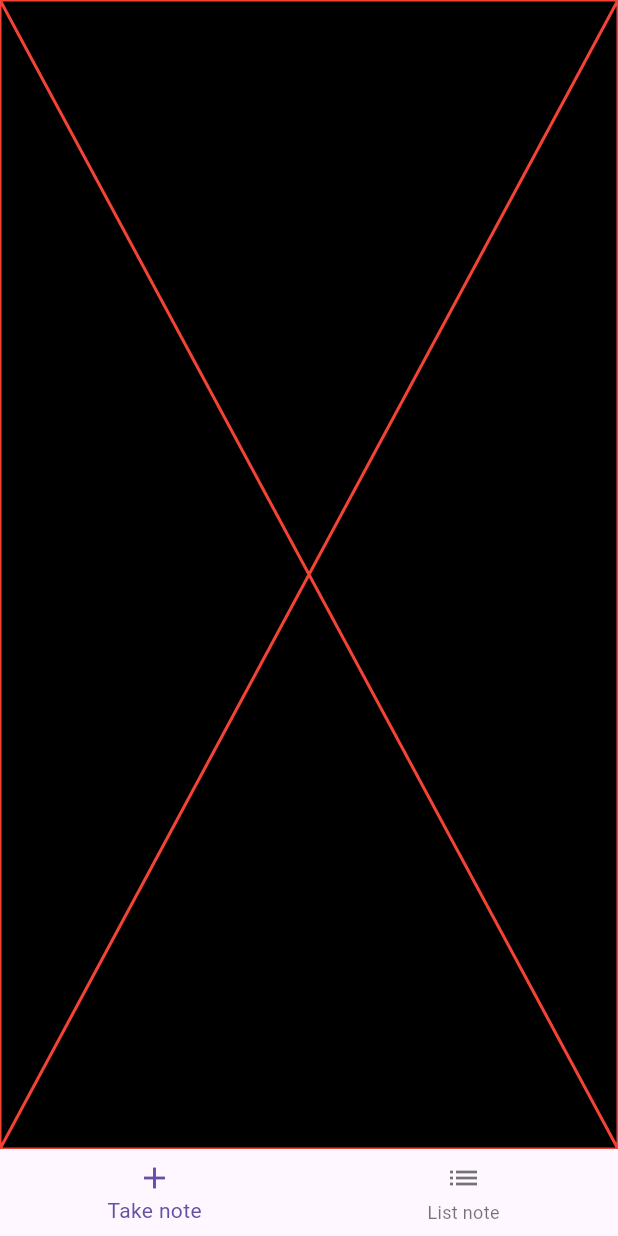
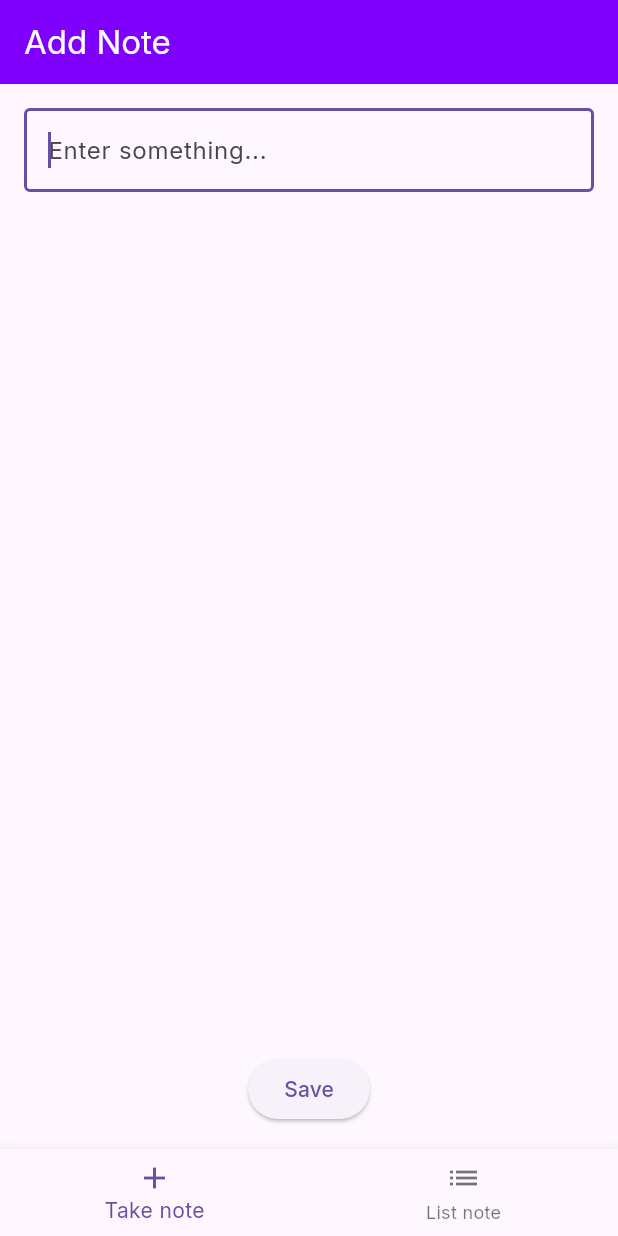
Before and after one commit to NguyenThanhTan1209/flash_note, a Flutter app: the screen it shows after launch, on a phone screen of 412 x 824 dp. Run offline on Flutter 3.47's test engine with Material 3 defaults, Android fonts, the phone set to English and light mode, and no system bars; our stand-ins replace google_fonts.

Commit message:
feat: Create Add Note UI

```diff
--- a/analysis_options.yaml
+++ b/analysis_options.yaml
@@ -186,7 +186,7 @@ linter:
     - provide_deprecation_message
     # - public_member_api_docs # enabled on a case-by-case basis; see e.g. packages/analysis_options.yaml
     - recursive_getters
-    # - require_trailing_commas # would be nice, but requires a lot of manual work: 10,000+ code locations would need to be reformatted by hand after bulk fix is applied
+    - require_trailing_commas # would be nice, but requires a lot of manual work: 10,000+ code locations would need to be reformatted by hand after bulk fix is applied
     - secure_pubspec_urls
     - sized_box_for_whitespace
     - sized_box_shrink_expand
--- a/lib/main.dart
+++ b/lib/main.dart
@@ -1,6 +1,8 @@
-import 'package:flash_note/screens/list_screen.dart';
-import 'package:flash_note/screens/note_screen.dart';
 import 'package:flutter/material.dart';
+import 'package:google_fonts/google_fonts.dart';
+
+import 'view/screens/list_screen.dart';
+import 'view/screens/note_screen.dart';
 
 void main() {
   runApp(const MyApp());
@@ -16,7 +18,7 @@ class MyApp extends StatelessWidget {
       theme: ThemeData(
         primaryColor: const Color(0xff7F00FF),
         secondaryHeaderColor: const Color(0xfffff000),
-        scaffoldBackgroundColor: Colors.black,
+        textTheme: GoogleFonts.interTextTheme(),
       ),
       home: const HomePage(),
     );
@@ -32,21 +34,31 @@ class HomePage extends StatefulWidget {
 
 class _HomePageState extends State<HomePage> {
   int _currentIndex = 0;
-  final List<Widget> _body = [const NoteScreen(), const ListScreen()];
-  final List<BottomNavigationBarItem> _bottomNavigationBarItems = [
-    const BottomNavigationBarItem(icon: Icon(Icons.add),label: 'Take note'),
-    const BottomNavigationBarItem(icon: Icon(Icons.list),label: 'List note',),
+  final List<Widget> _body = <Widget>[const NoteScreen(), const ListScreen()];
+  final List<BottomNavigationBarItem> _bottomNavigationBarItems =
+      <BottomNavigationBarItem>[
+    const BottomNavigationBarItem(
+      icon: Icon(Icons.add),
+      label: 'Take note',
+    ),
+    const BottomNavigationBarItem(
+      icon: Icon(Icons.list),
+      label: 'List note',
+    ),
   ];
 
   @override
   Widget build(BuildContext context) {
     return Scaffold(
       body: _body[_currentIndex],
-      bottomNavigationBar: BottomNavigationBar(items: _bottomNavigationBarItems, currentIndex: _currentIndex, onTap: (value) {
-        setState(() {
-          _currentIndex = value;
-        });
-      },
+      bottomNavigationBar: BottomNavigationBar(
+        items: _bottomNavigationBarItems,
+        currentIndex: _currentIndex,
+        onTap: (int value) {
+          setState(() {
+            _currentIndex = value;
+          });
+        },
       ),
     );
   }
--- a/lib/screens/note_screen.dart
+++ /dev/null
@@ -1,15 +0,0 @@
-import 'package:flutter/material.dart';
-
-class NoteScreen extends StatefulWidget {
-  const NoteScreen({super.key});
-
-  @override
-  State<NoteScreen> createState() => _NoteScreenState();
-}
-
-class _NoteScreenState extends State<NoteScreen> {
-  @override
-  Widget build(BuildContext context) {
-    return const Placeholder(color: Colors.red,);
-  }
-}
--- /dev/null
+++ b/lib/view/screens/note_screen.dart
@@ -0,0 +1,57 @@
+import 'dart:developer';
+
+import 'package:flutter/material.dart';
+
+import '../utils/color_contants.dart';
+import '../utils/number_contants.dart';
+import '../utils/string_contants.dart';
+
+class NoteScreen extends StatefulWidget {
+  const NoteScreen({super.key});
+
+  @override
+  State<NoteScreen> createState() => _NoteScreenState();
+}
+
+class _NoteScreenState extends State<NoteScreen> {
+  final TextEditingController _noteEditingController = TextEditingController();
+
+  @override
+  Widget build(BuildContext context) {
+    return Scaffold(
+      appBar: AppBar(
+        title: const Text(StringContants.appBarAddNoteTitle),
+        backgroundColor: ColorContants.mainColor,
+        foregroundColor: ColorContants.whiteColor,
+      ),
+      body: SafeArea(
+        child: Padding(
+          padding: const EdgeInsets.all(NumberContants.padding16),
+          child: Column(
+            children: <Widget>[
+              Expanded(
+                child: TextField(
+                  autofocus: true,
+                  controller: _noteEditingController,
+                  maxLines: null,
+                  keyboardType: TextInputType.multiline,
+                  decoration: const InputDecoration(
+                    border: OutlineInputBorder(),
+                    hintText: StringContants.addNoteHintText,
+                  ),
+                ),
+              ),
+              const SizedBox(height: NumberContants.height16),
+              ElevatedButton(
+                onPressed: () {
+                  log('save ${_noteEditingController.text}');
+                },
+                child: const Text(StringContants.saveNoteButtonTitle),
+              ),
+            ],
+          ),
+        ),
+      ),
+    );
+  }
+}
--- /dev/null
+++ b/lib/view/utils/color_contants.dart
@@ -0,0 +1,7 @@
+import 'package:flutter/material.dart';
+
+class ColorContants {
+  static const Color mainColor = Color(0xff7F00FF);
+  static const Color secondaryColor = Color(0xfffff000);
+  static const Color whiteColor = Colors.white;
+}
--- /dev/null
+++ b/lib/view/utils/number_contants.dart
@@ -0,0 +1,6 @@
+class NumberContants {
+  static const double padding16 = 16.0;
+
+  static const double height16 = 16.0;
+
+}
--- /dev/null
+++ b/lib/view/utils/string_contants.dart
@@ -0,0 +1,7 @@
+class StringContants {
+  static const String appBarAddNoteTitle = 'Add Note';
+
+  static const String saveNoteButtonTitle = 'Save';
+
+  static const String addNoteHintText = 'Enter something...';
+}
```
Also changed, not shown: lib/view/screens/list_screen.dart (line endings or trailing spaces), 1 other file.
